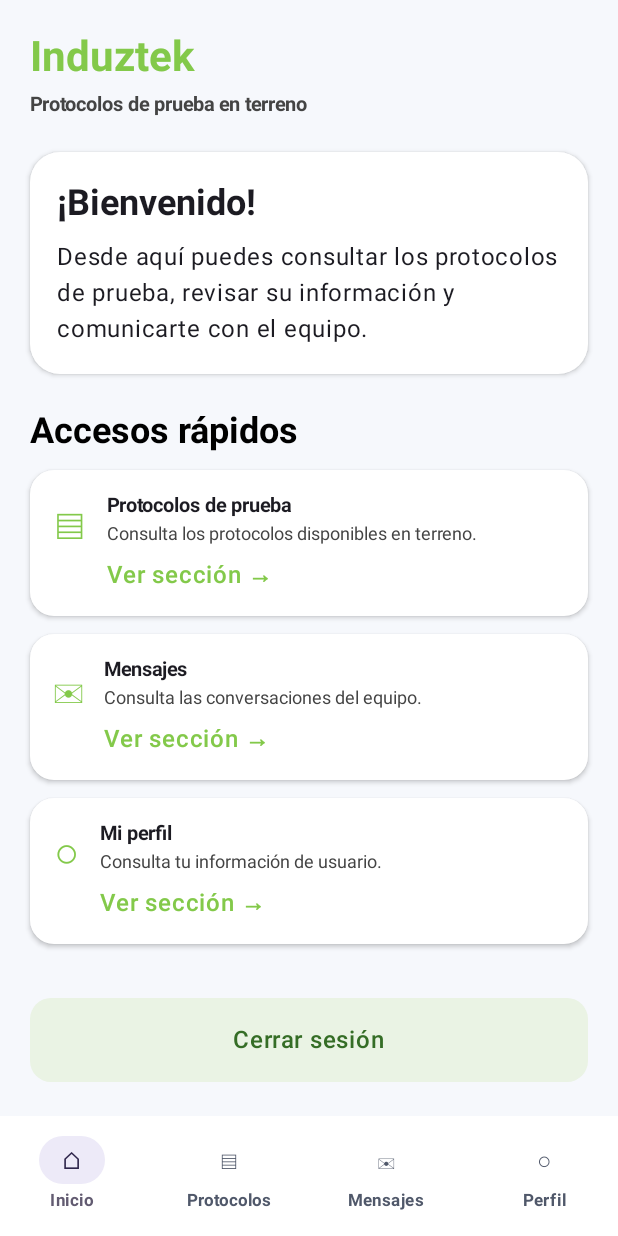
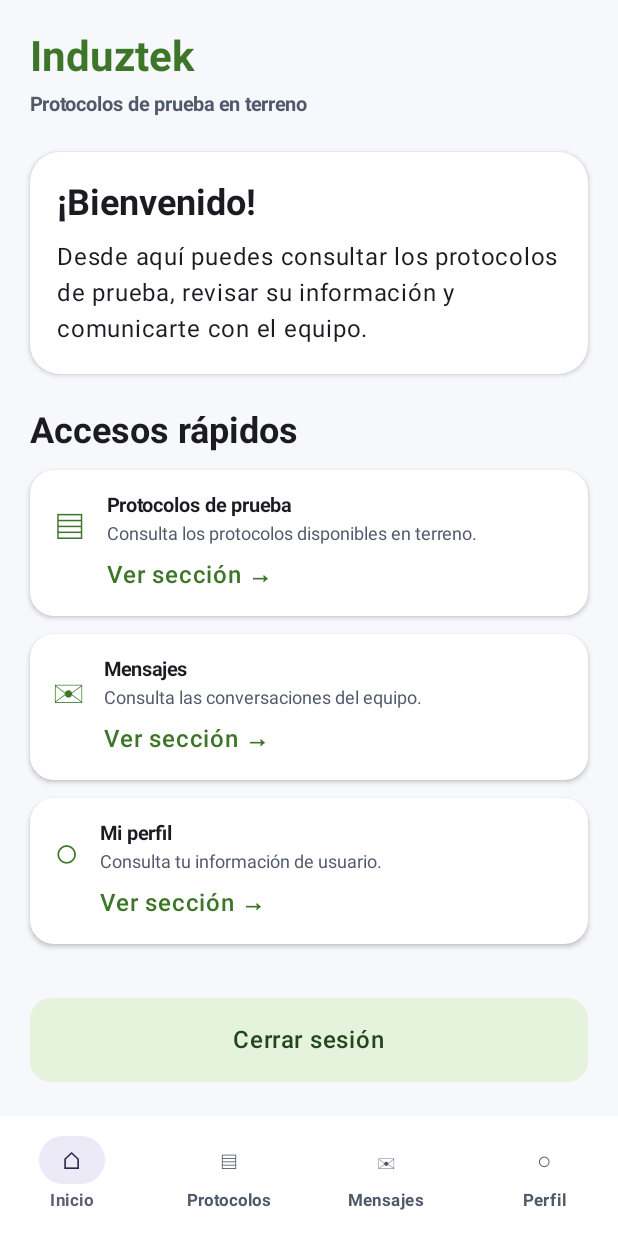
Before and after one commit to Denizota/Induztek, an Android app built with Jetpack Compose: the InicioScreen screen opened through its navigation route, on a phone screen of 412 x 824 dp. Run offline under Robolectric (Android 15) with nearby library versions, the phone set to English and light mode, and no system bars; 2 statements that could not run were skipped.

Commit message:
mentira ya no faltan

```diff
--- a/Induztek/app/src/main/java/cl/duoc/induztek/ui/screen/InicioScreen.kt
+++ b/Induztek/app/src/main/java/cl/duoc/induztek/ui/screen/InicioScreen.kt
@@ -30,9 +30,6 @@ import androidx.compose.ui.graphics.Color
 import androidx.compose.ui.text.font.FontWeight
 import androidx.compose.ui.unit.dp
 
-//?!?!?!?!?! DESDE CUANDO HAY VERDE EN INDUZTEK.
-private val VerdeInduztek = Color(0xFF83C94A)
-private val FondoInduztek = Color(0xFFF6F8FC)
 
 @Composable
 fun InicioScreen(
@@ -44,10 +41,10 @@ fun InicioScreen(
     var pestanaSeleccionada by remember { mutableIntStateOf(0) }
 
     Scaffold(
-        containerColor = FondoInduztek,
+        containerColor = MaterialTheme.colorScheme.background,
         bottomBar = {
             NavigationBar(
-                containerColor = Color.White
+                containerColor = MaterialTheme.colorScheme.surface
             ) {
                 NavigationBarItem(
                     selected = pestanaSeleccionada == 0,
@@ -96,7 +93,7 @@ fun InicioScreen(
                 text = "Induztek",
                 style = MaterialTheme.typography.headlineMedium,
                 fontWeight = FontWeight.Bold,
-                color = VerdeInduztek
+                color = MaterialTheme.colorScheme.tertiary
             )
 
             Spacer(Modifier.height(6.dp))
@@ -104,7 +101,7 @@ fun InicioScreen(
             Text(
                 text = "Protocolos de prueba en terreno",
                 style = MaterialTheme.typography.titleMedium,
-                color = Color.DarkGray
+                color = MaterialTheme.colorScheme.onSurfaceVariant
             )
 
             Spacer(Modifier.height(24.dp))
@@ -113,7 +110,7 @@ fun InicioScreen(
                 modifier = Modifier.fillMaxWidth(),
                 shape = RoundedCornerShape(20.dp),
                 colors = CardDefaults.cardColors(
-                    containerColor = Color.White
+                    containerColor = MaterialTheme.colorScheme.surface
                 ),
                 elevation = CardDefaults.cardElevation(2.dp)
             ) {
@@ -173,7 +170,7 @@ fun InicioScreen(
                     .clickable { onCerrarSesion() },
                 shape = RoundedCornerShape(14.dp),
                 colors = CardDefaults.cardColors(
-                    containerColor = Color(0xFFEAF3E4)
+                    containerColor = MaterialTheme.colorScheme.tertiaryContainer
                 )
             ) {
                 Row(
@@ -184,7 +181,7 @@ fun InicioScreen(
                 ) {
                     Text(
                         text = "Cerrar sesión",
-                        color = Color(0xFF356D26),
+                        color = MaterialTheme.colorScheme.onTertiaryContainer,
                         fontWeight = FontWeight.SemiBold
                     )
                 }
@@ -209,7 +206,7 @@ private fun TarjetaInicio(
             .clickable { onClick() },
         shape = RoundedCornerShape(16.dp),
         colors = CardDefaults.cardColors(
-            containerColor = Color.White
+            containerColor = MaterialTheme.colorScheme.surface
         ),
         elevation = CardDefaults.cardElevation(2.dp)
     ) {
@@ -221,7 +218,7 @@ private fun TarjetaInicio(
         ) {
             Text(
                 text = simbolo,
-                color = VerdeInduztek,
+                color = MaterialTheme.colorScheme.tertiary,
                 style = MaterialTheme.typography.headlineMedium
             )
 
@@ -236,7 +233,7 @@ private fun TarjetaInicio(
 
                 Text(
                     text = descripcion,
-                    color = Color.DarkGray,
+                    color = MaterialTheme.colorScheme.onSurfaceVariant,
                     style = MaterialTheme.typography.bodyMedium
                 )
 
@@ -244,7 +241,7 @@ private fun TarjetaInicio(
 
                 Text(
                     text = "Ver sección →",
-                    color = VerdeInduztek,
+                    color = MaterialTheme.colorScheme.tertiary,
                     fontWeight = FontWeight.SemiBold
                 )
             }
```
